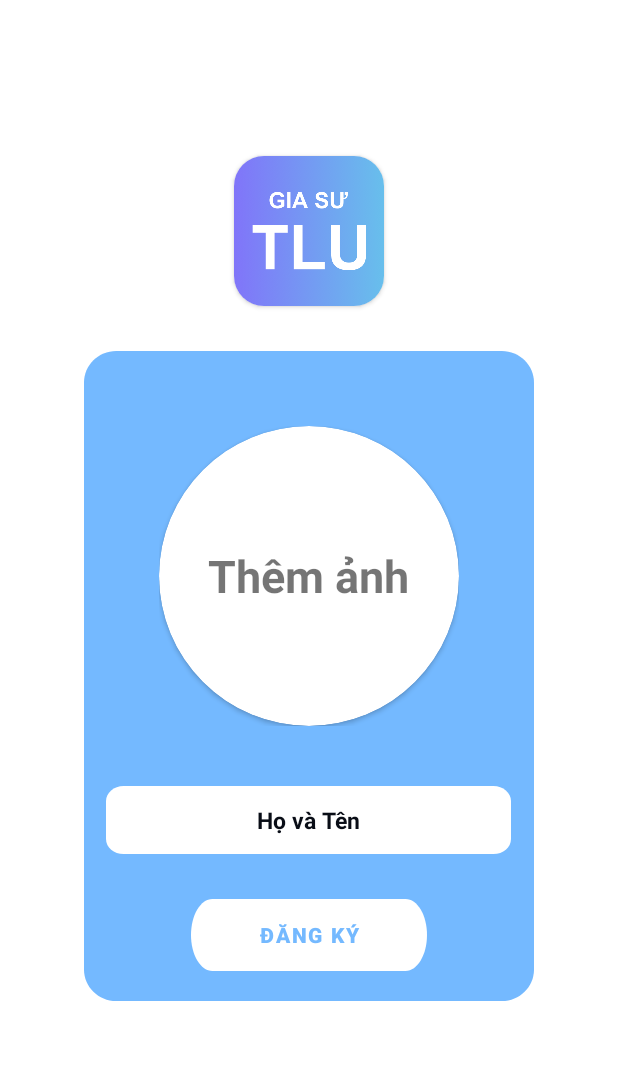
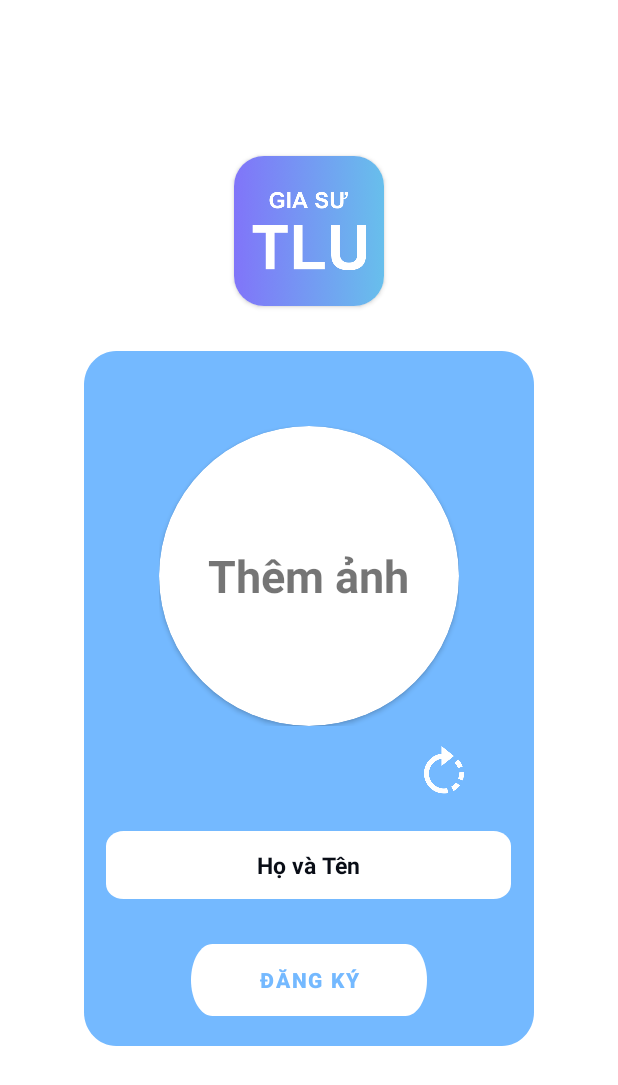
Before and after one commit to AndroidProjectGroupVA/AndroidApp, an Android app: the SignUpImgActivity screen opened directly, with no data from a screen before it, on a phone screen of 412 x 824 dp. Shown: the top 1085 px of the screen. Run offline under Robolectric (Android 15) with nearby library versions, the phone set to English and light mode, and no system bars; our stand-ins replace Firebase (no records; nobody signed in at launch, a user with empty details on screens opened directly).

Commit message:
merge main

```diff
--- a/app/src/main/java/com/example/androidapp/activities/SignUpImgActivity.java
+++ b/app/src/main/java/com/example/androidapp/activities/SignUpImgActivity.java
@@ -178,5 +178,10 @@ public class SignUpImgActivity extends AppCompatActivity {
                     showToast(e.toString());
                 });
     }
+    public void buttonRotate(View view) {
+        binding.signUpImgUserAvatar.setRotation(binding.signUpImgUserAvatar.getRotation() + 90);
+        // reassign encodedimage to the rotated image
+
+    }
 
 }
--- a/app/src/main/res/layout/activity_sign_up_img.xml
+++ b/app/src/main/res/layout/activity_sign_up_img.xml
@@ -20,8 +20,8 @@
             android:layout_width="100dp"
             android:layout_height="100dp"
             android:layout_gravity="center"
+            android:layout_marginTop="80dp"
             android:shape="ring"
-            android:layout_marginTop="80dp"
             app:cardBackgroundColor="@android:color/white"
             app:cardCornerRadius="20dp">
 
@@ -48,7 +48,7 @@
                 android:layout_height="wrap_content"
                 android:layout_gravity="center"
                 android:layout_marginTop="50dp"
-                android:layout_marginBottom="30dp">
+                android:layout_marginBottom="10dp">
 
 
                 <androidx.cardview.widget.CardView
@@ -63,7 +63,7 @@
                         android:id="@+id/signUp_img_UserAvatar"
                         android:layout_width="200dp"
                         android:layout_height="200dp"
-                        android:scaleType="fitCenter" />
+                        android:scaleType="centerCrop" />
 
                     <TextView
                         android:id="@+id/textAddImg"
@@ -77,6 +77,20 @@
                 </androidx.cardview.widget.CardView>
 
             </FrameLayout>
+
+            <ImageButton
+                android:id="@+id/imageButton2"
+                android:layout_width="40dp"
+                android:layout_height="40dp"
+                android:layout_gravity="end"
+                android:layout_marginEnd="40dp"
+                android:layout_marginBottom="10dp"
+                android:background="@android:color/transparent"
+                android:elevation="20dp"
+                android:onClick="buttonRotate"
+                android:scaleType="fitCenter"
+                app:tint="#FEFEFE"
+                app:srcCompat="@drawable/rotate_icon" />
 
             <EditText
                 android:id="@+id/signUp_img_edtName"
--- a/app/src/main/res/layout/fragment_user.xml
+++ b/app/src/main/res/layout/fragment_user.xml
@@ -33,7 +33,7 @@
                 android:layout_width="80dp"
                 android:layout_height="80dp"
                 android:background="@color/first_button_color"
-                android:scaleType="fitCenter"
+                android:scaleType="centerCrop"
 
                 />
 <!--            app:srcCompat="@drawable/user_solid_240"-->
```
Also changed, not shown: app/src/main/res/drawable/rotate_icon.png (added).
